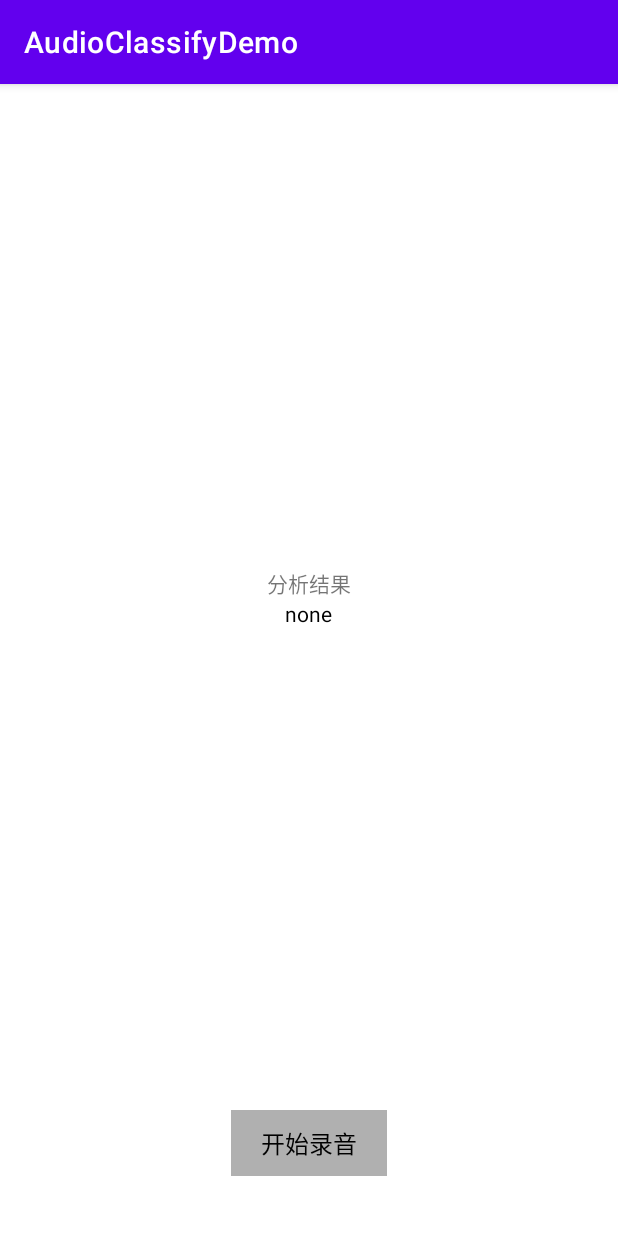
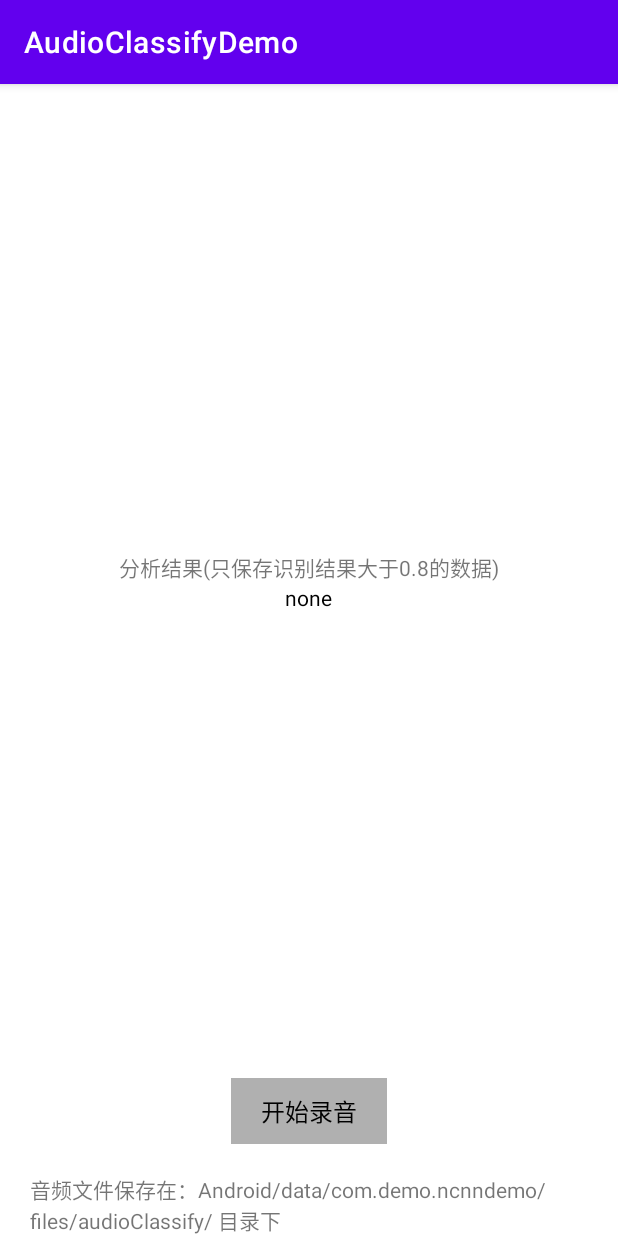
Before and after one commit to azure213231/Android-AudioClassifyDemo, an Android app: the RecordAudioClassifyActivity screen opened directly, with no data from a screen before it, on a phone screen of 412 x 824 dp. Run offline under Robolectric (Android 15) with nearby library versions, the phone set to English and light mode, and no system bars; libraries missing offline, so code that uses them is left out: org.pytorch; 1 statement that could not run was skipped.

Commit message:
增加保存音频数据

```diff
--- a/app/src/main/res/layout/activity_record_audio_classify.xml
+++ b/app/src/main/res/layout/activity_record_audio_classify.xml
@@ -20,7 +20,7 @@
             android:layout_width="wrap_content"
             android:layout_height="wrap_content"
             android:textSize="14sp"
-            android:text="分析结果"/>
+            android:text="分析结果(只保存识别结果大于0.8的数据)"/>
         <TextView
             android:id="@+id/classify_result"
             android:layout_width="wrap_content"
@@ -32,11 +32,11 @@
 
     <LinearLayout
         android:id="@+id/record_linear_layout"
-        app:layout_constraintBottom_toBottomOf="parent"
+        app:layout_constraintBottom_toTopOf="@+id/save_path_tip"
         app:layout_constraintLeft_toLeftOf="parent"
         android:layout_width="match_parent"
         android:layout_height="wrap_content"
-        android:layout_marginBottom="40dp"
+        android:layout_marginBottom="20dp"
         android:gravity="center">
         <TextView
             android:id="@+id/start_record"
@@ -56,9 +56,20 @@
             android:layout_height="wrap_content"
             android:textSize="16sp"
             android:textColor="@color/black"
-            android:background="#4F000000"
+            android:background="#4FFF0000"
             android:paddingHorizontal="20dp"
             android:paddingVertical="10dp"
             android:text="结束录音"/>
     </LinearLayout>
+
+    <TextView
+        android:id="@+id/save_path_tip"
+        android:layout_width="wrap_content"
+        android:layout_height="wrap_content"
+        app:layout_constraintBottom_toBottomOf="parent"
+        app:layout_constraintLeft_toLeftOf="parent"
+        app:layout_constraintRight_toRightOf="parent"
+        android:textSize="14sp"
+        android:paddingHorizontal="20dp"
+        android:text="音频文件保存在：Android/data/com.demo.ncnndemo/files/audioClassify/ 目录下"/>
 </androidx.constraintlayout.widget.ConstraintLayout>
```
Also changed, not shown: app/src/main/java/com/demo/ncnndemo/AudioUtils.java (+8 -0 lines), app/src/main/java/com/demo/ncnndemo/PytorchRepository.java (+31 -5 lines), app/src/main/java/com/demo/ncnndemo/RecordAudioClassifyActivity.java (+12 -7 lines).
